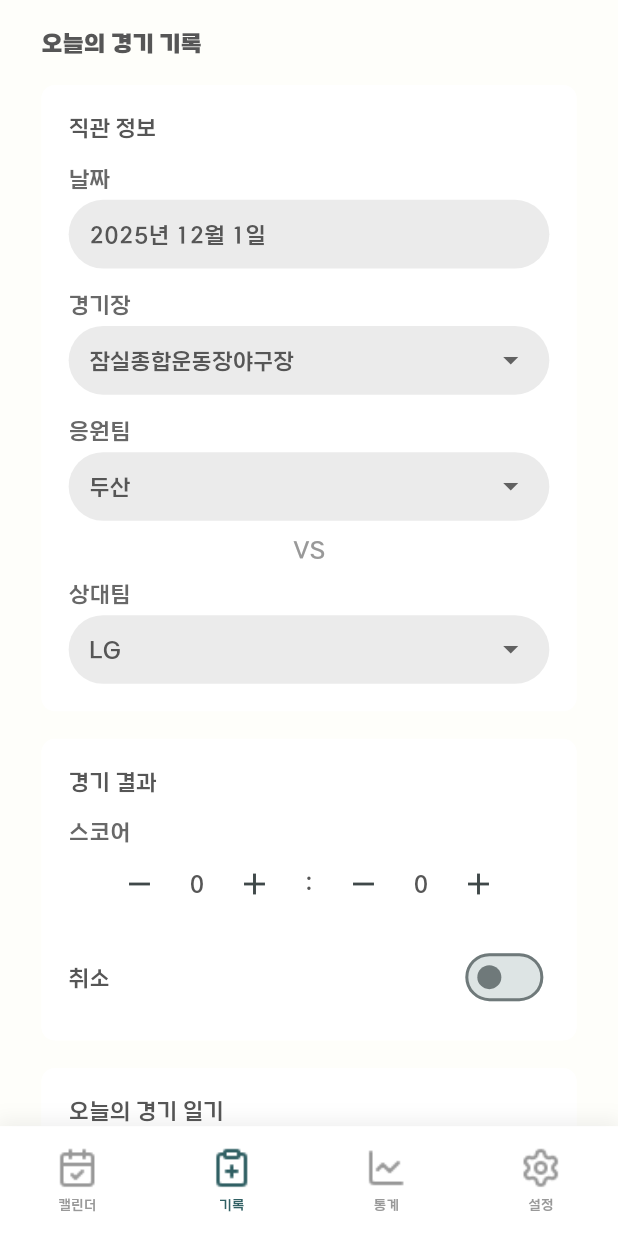
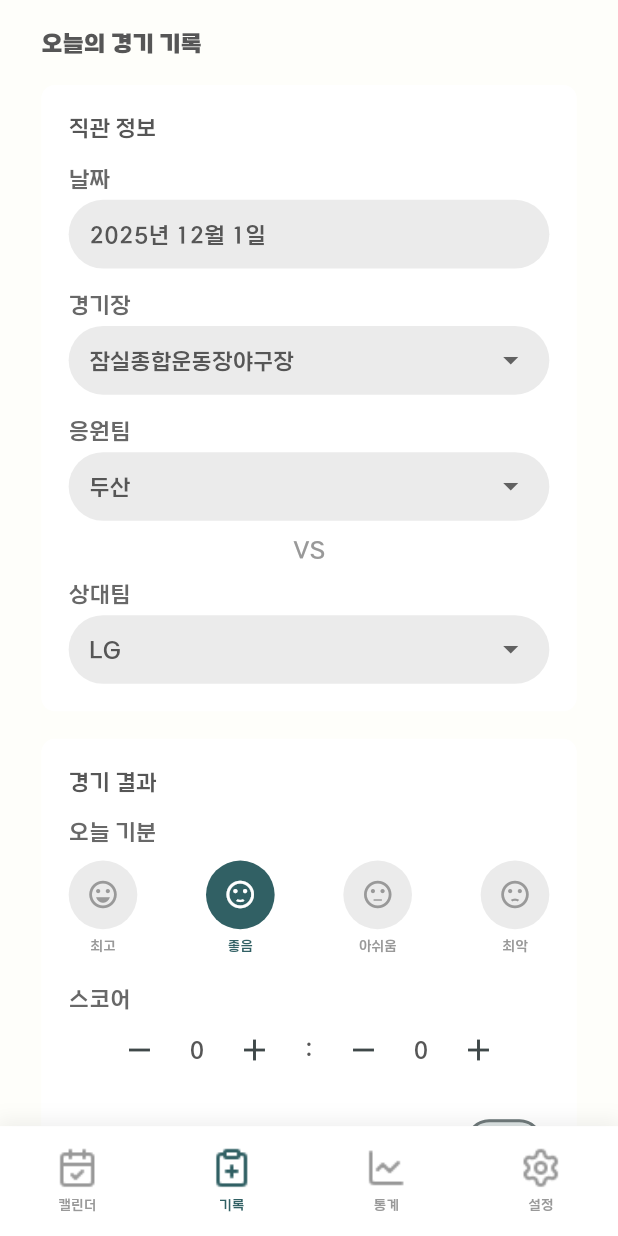
Before and after one commit to Obebe-creator/capstone_baseball, a Flutter app: the screen it shows after launch, item 2 of the bottom bar chosen, on a phone screen of 412 x 824 dp. Run offline on Flutter 3.47's test engine with Material 3 defaults, Android fonts, the phone set to English and light mode, and no system bars; our stand-ins replace flutter_screenutil, get, logger, shared_preferences, table_calendar.

Commit message:
기록 탭, 홈 수정

```diff
--- a/lib/binding/main_bindings.dart
+++ b/lib/binding/main_bindings.dart
@@ -1,6 +1,7 @@
 import 'package:capstone_baseball/controller/bottom_nav_controller.dart';
 import 'package:capstone_baseball/controller/home_controller.dart';
 import 'package:capstone_baseball/controller/record_controller.dart';
+import 'package:capstone_baseball/controller/setting_controller.dart';
 import 'package:capstone_baseball/service/record_service.dart';
 import 'package:get/get.dart';
 
@@ -11,6 +12,7 @@ class MainBindings implements Bindings {
     Get.put(BottomNavController());
     Get.put(HomeController());
     Get.put<RecordService>(RecordService());
+    Get.put<SettingController>(SettingController());
     Get.put<RecordController>(RecordController(Get.find<RecordService>()));
   }
 }
--- /dev/null
+++ b/lib/controller/setting_controller.dart
@@ -0,0 +1,76 @@
+import 'package:capstone_baseball/data/baseball_data.dart';
+import 'package:capstone_baseball/model/team.dart';
+import 'package:capstone_baseball/theme/image_paths.dart';
+import 'package:get/get.dart';
+import 'package:shared_preferences/shared_preferences.dart';
+
+class SettingController extends GetxController {
+  static const _favoriteTeamKey = 'favorite_team_id';
+
+  /// 현재 선택된 응원팀 (없을 수 있음)
+  final Rxn<Team> _selectedTeam = Rxn<Team>();
+
+  Team? get selectedTeam => _selectedTeam.value;
+  String get selectedTeamName => _selectedTeam.value?.shortName ?? '미선택';
+
+  /// 팀 id → 로고 경로 매핑 (const 말고 final)
+  static final Map<String, String> _teamLogoMap = {
+    'DOOSAN': ImagePaths.doosanLogo,
+    'LG': ImagePaths.lgLogo,
+    'KIA': ImagePaths.kiaLogo,
+    'KT': ImagePaths.ktLogo,
+    'SAMSUNG': ImagePaths.samsungLogo,
+    'LOTTE': ImagePaths.lotteLogo,
+    'SSG': ImagePaths.ssgLogo,
+    'HANWHA': ImagePaths.hanwhaLogo,
+    'NC': ImagePaths.ncLogo,
+    'KIWOOM': ImagePaths.kiwoomLogo,
+  };
+
+  /// 현재 팀의 로고 경로 (없으면 메인 로고)
+  String get selectedTeamLogo {
+    final team = _selectedTeam.value;
+    if (team == null) return ImagePaths.mainLogo; // 기본 이미지
+    return _teamLogoMap[team.id] ?? ImagePaths.mainLogo;
+  }
+
+  /// 팀 선택용 옵션
+  List<Team> get teamOptions => BaseballData.teams;
+
+  /// 특정 팀의 로고 경로
+  String logoForTeam(Team team) {
+    return _teamLogoMap[team.id] ?? ImagePaths.mainLogo;
+  }
+
+  @override
+  void onInit() {
+    super.onInit();
+    _loadFavoriteTeam();
+  }
+
+  /// 앱 켜질 때 SharedPreferences에서 응원팀 불러오기
+  Future<void> _loadFavoriteTeam() async {
+    final prefs = await SharedPreferences.getInstance();
+    final id = prefs.getString(_favoriteTeamKey);
+
+    if (id == null) {
+      // 아무 것도 선택 안 했던 상태 → null 유지 (mainLogo 노출)
+      return;
+    }
+
+    final team = BaseballData.teams.firstWhere(
+      (t) => t.id == id,
+      orElse: () => BaseballData.teams.first,
+    );
+
+    _selectedTeam.value = team;
+  }
+
+  /// 응원팀 변경 + SharedPreferences 저장
+  Future<void> changeTeam(Team team) async {
+    _selectedTeam.value = team;
+
+    final prefs = await SharedPreferences.getInstance();
+    await prefs.setString(_favoriteTeamKey, team.id);
+  }
+}
--- /dev/null
+++ b/lib/model/game_emotion.dart
@@ -0,0 +1 @@
+enum GameEmotion { veryHappy, happy, soso, sad }
--- a/lib/model/game_record.dart
+++ b/lib/model/game_record.dart
@@ -1,4 +1,5 @@
 import 'package:capstone_baseball/data/baseball_data.dart';
+import 'package:capstone_baseball/model/game_emotion.dart';
 import 'package:capstone_baseball/model/stadium.dart';
 import 'package:capstone_baseball/model/team.dart';
 
@@ -11,6 +12,7 @@ class GameRecord {
   final int opponentScore;
   final bool isCancelled;
   final String diary;
+  final GameEmotion emotion;
 
   const GameRecord({
     required this.date,
@@ -21,6 +23,7 @@ class GameRecord {
     required this.opponentScore,
     required this.isCancelled,
     required this.diary,
+    required this.emotion,
   });
 
   // JSON 변환 (나중에 SharedPreferences 쓸 때 사용)
@@ -33,6 +36,7 @@ class GameRecord {
     'opponentScore': opponentScore,
     'isCancelled': isCancelled,
     'diary': diary,
+    'emotion': emotion.name,
   };
 
   factory GameRecord.fromJson(Map<String, dynamic> json) {
@@ -49,6 +53,13 @@ class GameRecord {
       orElse: () => BaseballData.teams.first,
     );
 
+    // ✅ 문자열 → enum
+    final emotionStr = json['emotion'] as String?;
+    final emotion = GameEmotion.values.firstWhere(
+      (e) => e.name == emotionStr,
+      orElse: () => GameEmotion.happy, // 없으면 기본값
+    );
+
     return GameRecord(
       date: DateTime.parse(json['date'] as String),
       stadium: stadium,
@@ -58,6 +69,7 @@ class GameRecord {
       opponentScore: json['opponentScore'] as int,
       isCancelled: json['isCancelled'] as bool,
       diary: json['diary'] as String,
+      emotion: emotion,
     );
   }
 }
--- a/lib/theme/font_styles.dart
+++ b/lib/theme/font_styles.dart
@@ -81,6 +81,13 @@ class FontStyles {
     height: 1.2.h,
   );
 
+  static TextStyle KBO_bold_15 = TextStyle(
+    fontFamily: 'KBODiaGothic B',
+    fontSize: 15.sp,
+    // fontWeight: FontWeight.bold,
+    height: 1.2.h,
+  );
+
   static TextStyle KBO_bold_17 = TextStyle(
     fontFamily: 'KBODiaGothic B',
     fontSize: 17.sp,
--- a/lib/theme/image_paths.dart
+++ b/lib/theme/image_paths.dart
@@ -10,6 +10,7 @@ class ImagePaths {
   static String get ncLogo => 'assets/images/nc_logo.png';
   static String get kiwoomLogo => 'assets/images/kiwoom_logo.png';
   static String get hanwhaLogo => 'assets/images/hanwha_logo.png';
+  static String get lgLogo => 'assets/images/lg_logo.png';
 
   // MARK: Bot_nav_icon
   static String get navCalendar => 'assets/images/calendar-check.png';
--- a/lib/view/record/record_main.dart
+++ b/lib/view/record/record_main.dart
@@ -1,4 +1,5 @@
 import 'package:capstone_baseball/controller/record_controller.dart';
+import 'package:capstone_baseball/model/game_emotion.dart';
 import 'package:capstone_baseball/model/stadium.dart';
 import 'package:capstone_baseball/model/team.dart';
 import 'package:capstone_baseball/theme/app_colors.dart';
@@ -169,7 +170,7 @@ class RecordMain extends GetView<RecordController> {
     );
   }
 
-  // ---------- 경기 결과 카드 ----------
+  // MARR: - 경기 결과 카드
   Widget _resultCard() {
     return Container(
       width: double.infinity,
@@ -188,6 +189,35 @@ class RecordMain extends GetView<RecordController> {
             ),
           ),
           SizedBox(height: 12.h),
+
+          // ✅ 오늘 기분
+          _fieldLabel('오늘 기분'),
+          SizedBox(height: 8.h),
+          Obx(
+            () => Row(
+              mainAxisAlignment: MainAxisAlignment.spaceBetween,
+              children: [
+                _emotionChip(
+                  GameEmotion.veryHappy,
+                  '최고',
+                  Icons.sentiment_very_satisfied,
+                ),
+                _emotionChip(
+                  GameEmotion.happy,
+                  '좋음',
+                  Icons.sentiment_satisfied,
+                ),
+                _emotionChip(GameEmotion.soso, '아쉬움', Icons.sentiment_neutral),
+                _emotionChip(
+                  GameEmotion.sad,
+                  '최악',
+                  Icons.sentiment_dissatisfied,
+                ),
+              ],
+            ),
+          ),
+
+          SizedBox(height: 16.h),
 
           _fieldLabel('스코어'),
           SizedBox(height: 4.h),
@@ -250,7 +280,7 @@ class RecordMain extends GetView<RecordController> {
     );
   }
 
-  // ---------- 오늘의 경기 일기 ----------
+  // MARK: - 오늘의 경기 일기
   Widget _diaryCard() {
     return Container(
       width: double.infinity,
@@ -412,4 +442,37 @@ class RecordMain extends GetView<RecordController> {
       ],
     );
   }
+
+  // 감정 선택
+  Widget _emotionChip(GameEmotion type, String label, IconData icon) {
+    final isSelected = controller.emotion.value == type;
+
+    return GestureDetector(
+      onTap: () => controller.setEmotion(type),
+      child: Column(
+        children: [
+          Container(
+            width: 40.w,
+            height: 40.w,
+            decoration: BoxDecoration(
+              shape: BoxShape.circle,
+              color: isSelected ? AppColors.mainColor : AppColors.grey_01,
+            ),
+            child: Icon(
+              icon,
+              size: 22,
+              color: isSelected ? AppColors.white : AppColors.grey_04,
+            ),
+          ),
+          SizedBox(height: 4.h),
+          Text(
+            label,
+            style: FontStyles.KBO_medium_8.copyWith(
+              color: isSelected ? AppColors.mainColor : AppColors.grey_04,
+            ),
+          ),
+        ],
+      ),
+    );
+  }
 }
```
Also changed, not shown: lib/controller/record_controller.dart (+11 -0 lines), lib/view/home/home_main.dart (+80 -62 lines), lib/view/record/record_detail.dart (added, +253 -0 lines), lib/view/setting/setting_main.dart (+94 -3 lines).
